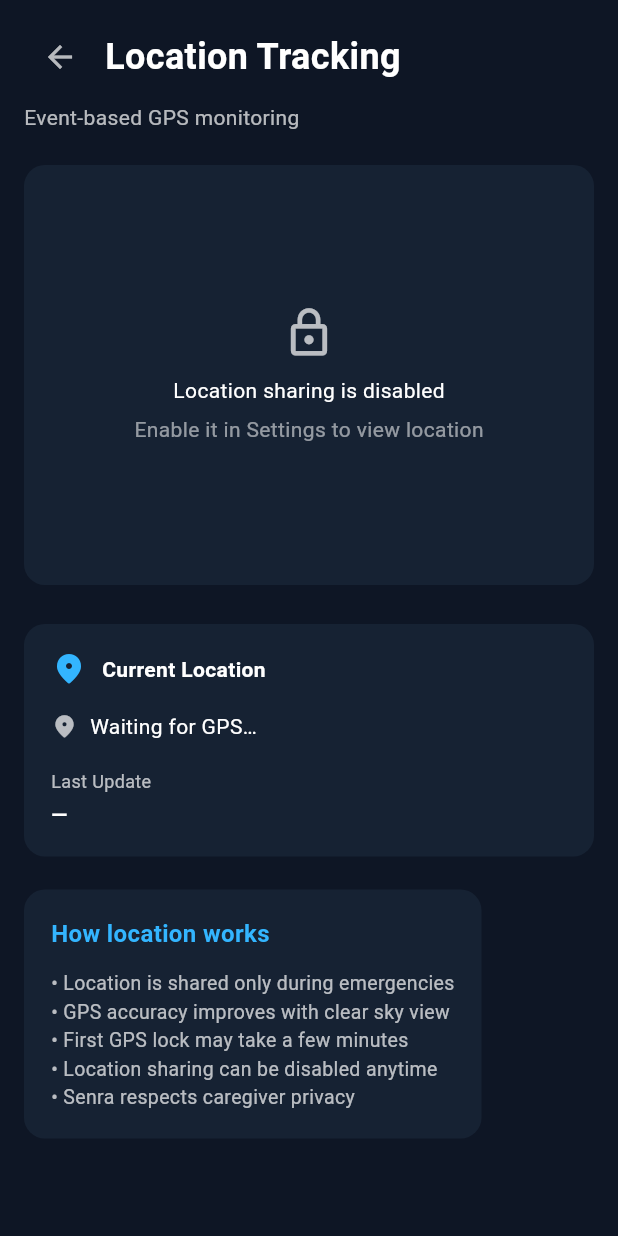
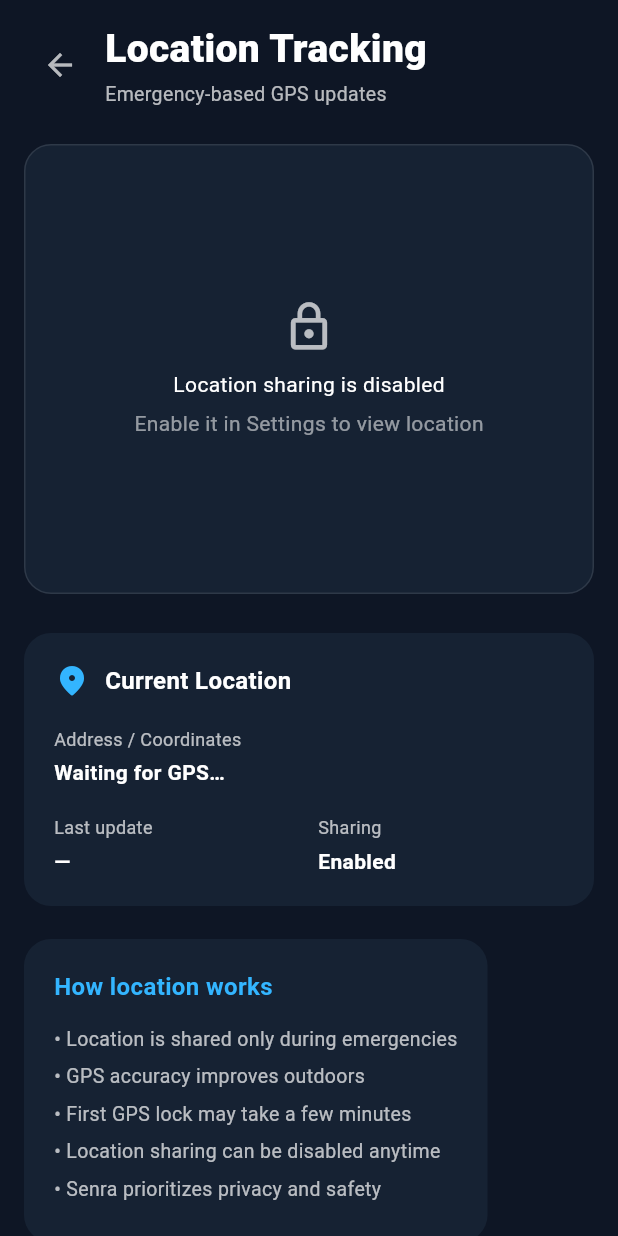
Before and after one commit to DzeyArcel/Senra-APP, a Flutter app: the LocationTrackingScreen screen opened by its route, on a phone screen of 412 x 824 dp. Run offline on Flutter 3.47's test engine with Material 3 defaults, Android fonts, the phone set to English and light mode, and no system bars; our stand-ins replace audioplayers, cloud_firestore, connectivity_plus, firebase_auth, firebase_core, firebase_messaging and 6 more; missing offline and left inert: mobile_scanner; accounts and stored records are empty.

Commit message:
Minimal Update

```diff
--- a/lib/screens/location_tracking_screen.dart
+++ b/lib/screens/location_tracking_screen.dart
@@ -46,7 +46,7 @@ class _LocationTrackingScreenState extends State<LocationTrackingScreen> {
   }
 
   // ==========================================================
-  // LOAD IDS (AUTH-SAFE)
+  // LOAD IDS
   // ==========================================================
   Future<void> _loadIds() async {
     final prefs = await SharedPreferences.getInstance();
@@ -74,7 +74,6 @@ class _LocationTrackingScreenState extends State<LocationTrackingScreen> {
         .snapshots()
         .listen((doc) {
       if (!doc.exists) return;
-
       setState(() {
         allowLocation = doc.data()?["locationSharing"] ?? true;
       });
@@ -82,7 +81,7 @@ class _LocationTrackingScreenState extends State<LocationTrackingScreen> {
   }
 
   // ==========================================================
-  // DEVICE GPS LISTENER
+  // DEVICE LISTENER
   // ==========================================================
   void _listenToDevice(String id) {
     gpsSub = FirebaseFirestore.instance
@@ -99,7 +98,6 @@ class _LocationTrackingScreenState extends State<LocationTrackingScreen> {
         });
         return;
       }
-
       _applyGpsData(snap.data()!);
     });
 
@@ -107,7 +105,7 @@ class _LocationTrackingScreenState extends State<LocationTrackingScreen> {
   }
 
   // ==========================================================
-  // APPLY GPS DATA (PRIVACY-RESPECTED)
+  // APPLY GPS DATA
   // ==========================================================
   void _applyGpsData(Map<String, dynamic> data) {
     final double? newLat = (data["lat"] as num?)?.toDouble();
@@ -135,17 +133,16 @@ class _LocationTrackingScreenState extends State<LocationTrackingScreen> {
       hasGps = true;
       address = "$newLat, $newLng";
       lastUpdate = ts != null
-          ? "${ts.hour.toString().padLeft(2, '0')}:${ts.minute.toString().padLeft(2, '0')}  •  ${ts.month}/${ts.day}/${ts.year}"
+          ? "${ts.hour.toString().padLeft(2, '0')}:${ts.minute.toString().padLeft(2, '0')} • ${ts.month}/${ts.day}/${ts.year}"
           : "Unknown";
     });
   }
 
   // ==========================================================
-  // OPEN FULL MAP (WEB)
+  // OPEN FULL MAP
   // ==========================================================
   void openOSM() {
     if (!allowLocation || lat == null || lng == null) return;
-
     final url =
         "https://www.openstreetmap.org/?mlat=$lat&mlon=$lng#map=18/$lat/$lng";
     launchUrl(Uri.parse(url), mode: LaunchMode.externalApplication);
@@ -178,36 +175,46 @@ class _LocationTrackingScreenState extends State<LocationTrackingScreen> {
                 children: [
                   IconButton(
                     onPressed: () => Navigator.pop(context),
-                    icon: const Icon(Icons.arrow_back, color: Colors.white70),
+                    icon:
+                        const Icon(Icons.arrow_back, color: Colors.white70),
                   ),
                   const SizedBox(width: 6),
-                  const Text(
+                  const Column(
+                    crossAxisAlignment: CrossAxisAlignment.start,
+                    children: [
+                      Text(
                         "Location Tracking",
                         style: TextStyle(
                           color: Colors.white,
-                        fontSize: 24,
-                        fontWeight: FontWeight.w700),
+                          fontSize: 26,
+                          fontWeight: FontWeight.w800,
+                        ),
+                      ),
+                      SizedBox(height: 2),
+                      Text(
+                        "Emergency-based GPS updates",
+                        style:
+                            TextStyle(color: Colors.white70, fontSize: 13),
                       ),
                     ],
                   ),
-              const SizedBox(height: 6),
-              const Text(
-                "Event-based GPS monitoring",
-                style: TextStyle(color: Colors.white70),
+                ],
               ),
-              const SizedBox(height: 22),
+
+              const SizedBox(height: 24),
 
               // MAP
               GestureDetector(
                 onTap: (hasGps && allowLocation) ? openOSM : null,
                 child: Container(
-                  height: 280,
+                  height: 300,
                   decoration: BoxDecoration(
                     color: const Color(0xFF162233),
-                    borderRadius: BorderRadius.circular(14),
+                    borderRadius: BorderRadius.circular(18),
+                    border: Border.all(color: Colors.white10),
                   ),
                   child: ClipRRect(
-                    borderRadius: BorderRadius.circular(14),
+                    borderRadius: BorderRadius.circular(18),
                     child: allowLocation && hasGps
                         ? Stack(
                             children: [
@@ -216,7 +223,8 @@ class _LocationTrackingScreenState extends State<LocationTrackingScreen> {
                                   initialCenter: LatLng(lat!, lng!),
                                   initialZoom: 16,
                                   interactionOptions:
-                  const InteractionOptions(flags: InteractiveFlag.none),
+                                      const InteractionOptions(
+                                          flags: InteractiveFlag.none),
                                 ),
                                 children: [
                                   TileLayer(
@@ -228,11 +236,11 @@ class _LocationTrackingScreenState extends State<LocationTrackingScreen> {
                                     markers: [
                                       Marker(
                                         point: LatLng(lat!, lng!),
-                    width: 40,
-                    height: 40,
+                                        width: 44,
+                                        height: 44,
                                         child: const Icon(
                                           Icons.location_on,
-                      size: 40,
+                                          size: 44,
                                           color: Color(0xFF33B5FF),
                                         ),
                                       ),
@@ -241,45 +249,113 @@ class _LocationTrackingScreenState extends State<LocationTrackingScreen> {
                                 ],
                               ),
 
-          // 👇 TAP OVERLAY
+                              // STATUS
                               Positioned(
-            bottom: 10,
-            right: 10,
-            child: Container(
-              padding:
-                  const EdgeInsets.symmetric(horizontal: 10, vertical: 6),
-              decoration: BoxDecoration(
-                color: Colors.black54,
-                borderRadius: BorderRadius.circular(8),
+                                top: 12,
+                                left: 12,
+                                child: _statusPill(
+                                  icon: Icons.gps_fixed,
+                                  label: "Live location",
+                                  color: Colors.lightGreenAccent,
                                 ),
-              child: const Row(
-                children: [
-                  Icon(Icons.open_in_new,
-                      color: Colors.white, size: 16),
-                  SizedBox(width: 6),
-                  Text("Open full map",
-                      style: TextStyle(color: Colors.white)),
-                ],
                               ),
+
+                              // OPEN MAP
+                              Positioned(
+                                bottom: 12,
+                                right: 12,
+                                child: _actionPill(
+                                  icon: Icons.open_in_new,
+                                  label: "Open full map",
                                 ),
                               ),
                             ],
                           )
                         : _privacyOverlay(),
-
                   ),
                 ),
               ),
 
               const SizedBox(height: 26),
 
-              // DETAILS
-              _infoCard(),
+              // INFO CARD
+              Container(
+                padding: const EdgeInsets.all(20),
+                decoration: BoxDecoration(
+                  color: const Color(0xFF162233),
+                  borderRadius: BorderRadius.circular(18),
+                ),
+                child: Column(
+                  crossAxisAlignment: CrossAxisAlignment.start,
+                  children: [
+                    const Row(
+                      children: [
+                        Icon(Icons.place_rounded,
+                            color: Color(0xFF33B5FF)),
+                        SizedBox(width: 10),
+                        Text(
+                          "Current Location",
+                          style: TextStyle(
+                            color: Colors.white,
+                            fontWeight: FontWeight.w700,
+                            fontSize: 16,
+                          ),
+                        ),
+                      ],
+                    ),
+                    const SizedBox(height: 18),
+                    _infoBlock("Address / Coordinates", address),
+                    const SizedBox(height: 18),
+                    Row(
+                      children: [
+                        Expanded(
+                            child:
+                                _infoBlock("Last update", lastUpdate)),
+                        const SizedBox(width: 12),
+                        Expanded(
+                            child: _infoBlock(
+                                "Sharing",
+                                allowLocation
+                                    ? "Enabled"
+                                    : "Disabled")),
+                      ],
+                    ),
+                  ],
+                ),
+              ),
 
               const SizedBox(height: 22),
 
               // HOW IT WORKS
-              _howItWorks(),
+              Container(
+                padding: const EdgeInsets.all(20),
+                decoration: BoxDecoration(
+                  color: const Color(0xFF162233),
+                  borderRadius: BorderRadius.circular(18),
+                ),
+                child: const Column(
+                  crossAxisAlignment: CrossAxisAlignment.start,
+                  children: [
+                    Text(
+                      "How location works",
+                      style: TextStyle(
+                        color: Color(0xFF33B5FF),
+                        fontWeight: FontWeight.w700,
+                        fontSize: 16,
+                      ),
+                    ),
+                    SizedBox(height: 14),
+                    _Bullet(
+                        "Location is shared only during emergencies"),
+                    _Bullet("GPS accuracy improves outdoors"),
+                    _Bullet(
+                        "First GPS lock may take a few minutes"),
+                    _Bullet(
+                        "Location sharing can be disabled anytime"),
+                    _Bullet("Senra prioritizes privacy and safety"),
+                  ],
+                ),
+              ),
             ],
           ),
         ),
@@ -295,7 +371,8 @@ class _LocationTrackingScreenState extends State<LocationTrackingScreen> {
       child: Column(
         mainAxisAlignment: MainAxisAlignment.center,
         children: [
-          Icon(Icons.lock_outline, color: Colors.white70, size: 36),
+          Icon(Icons.lock_outline,
+              color: Colors.white70, size: 36),
           SizedBox(height: 10),
           Text("Location sharing is disabled",
               style: TextStyle(color: Colors.white)),
@@ -307,84 +384,65 @@ class _LocationTrackingScreenState extends State<LocationTrackingScreen> {
     );
   }
 
-  Widget _infoCard() {
-    return Container(
-      padding: const EdgeInsets.all(18),
-      decoration: BoxDecoration(
-        color: const Color(0xFF162233),
-        borderRadius: BorderRadius.circular(14),
-      ),
-      child: Column(
+  Widget _infoBlock(String label, String value) {
+    return Column(
       crossAxisAlignment: CrossAxisAlignment.start,
       children: [
-          const Row(
+        Text(label,
+            style:
+                const TextStyle(color: Colors.white70, fontSize: 12)),
+        const SizedBox(height: 4),
+        Text(value,
+            style: const TextStyle(
+                color: Colors.white,
+                fontWeight: FontWeight.w600)),
+      ],
+    );
+  }
+
+  Widget _statusPill({
+    required IconData icon,
+    required String label,
+    required Color color,
+  }) {
+    return Container(
+      padding:
+          const EdgeInsets.symmetric(horizontal: 12, vertical: 6),
+      decoration: BoxDecoration(
+        color: Colors.black.withOpacity(0.55),
+        borderRadius: BorderRadius.circular(20),
+      ),
+      child: Row(
         children: [
-              Icon(Icons.location_on_rounded, color: Color(0xFF33B5FF)),
-              SizedBox(width: 10),
-              Text("Current Location",
+          Icon(icon, color: color, size: 16),
+          const SizedBox(width: 6),
+          Text(label,
               style: TextStyle(
-                      color: Colors.white, fontWeight: FontWeight.w700)),
-            ],
-          ),
-          const SizedBox(height: 16),
-          _infoRow(Icons.place_rounded, address),
-          const SizedBox(height: 18),
-          _infoBlock("Last Update", lastUpdate),
+                  color: color, fontWeight: FontWeight.w600)),
         ],
       ),
     );
   }
 
-  Widget _howItWorks() {
+  Widget _actionPill({
+    required IconData icon,
+    required String label,
+  }) {
     return Container(
-      padding: const EdgeInsets.all(18),
+      padding:
+          const EdgeInsets.symmetric(horizontal: 12, vertical: 6),
       decoration: BoxDecoration(
-        color: const Color(0xFF162233),
-        borderRadius: BorderRadius.circular(14),
+        color: Colors.black.withOpacity(0.55),
+        borderRadius: BorderRadius.circular(20),
       ),
-      child: const Column(
-        crossAxisAlignment: CrossAxisAlignment.start,
+      child: Row(
         children: [
-          Text(
-            "How location works",
-            style: TextStyle(
-              color: Color(0xFF33B5FF),
-              fontWeight: FontWeight.w600,
-              fontSize: 16,
-            ),
-          ),
-          SizedBox(height: 12),
-          _Bullet("• Location is shared only during emergencies"),
-          _Bullet("• GPS accuracy improves with clear sky view"),
-          _Bullet("• First GPS lock may take a few minutes"),
-          _Bullet("• Location sharing can be disabled anytime"),
-          _Bullet("• Senra respects caregiver privacy"),
+          Icon(icon, color: Colors.white, size: 16),
+          const SizedBox(width: 6),
+          Text(label,
+              style: const TextStyle(color: Colors.white)),
         ],
       ),
-    );
-  }
-
-  Widget _infoRow(IconData icon, String text) {
-    return Row(
-      children: [
-        Icon(icon, color: Colors.white70, size: 18),
-        const SizedBox(width: 8),
-        Expanded(child: Text(text, style: const TextStyle(color: Colors.white))),
-      ],
-    );
-  }
-
-  Widget _infoBlock(String label, String value) {
-    return Column(
-      crossAxisAlignment: CrossAxisAlignment.start,
-      children: [
-        Text(label,
-            style: const TextStyle(color: Colors.white70, fontSize: 12)),
-        const SizedBox(height: 4),
-        Text(value,
-            style: const TextStyle(
-                color: Colors.white, fontWeight: FontWeight.w600)),
-      ],
     );
   }
 }
@@ -398,7 +456,13 @@ class _Bullet extends StatelessWidget {
 
   @override
   Widget build(BuildContext context) {
-    return Text(text,
-        style: const TextStyle(color: Colors.white70, fontSize: 13));
+    return Padding(
+      padding: const EdgeInsets.only(bottom: 6),
+      child: Text(
+        "• $text",
+        style:
+            const TextStyle(color: Colors.white70, fontSize: 13),
+      ),
+    );
   }
 }
```
Also changed, not shown: lib/screens/help_notified_screen.dart (+100 -128 lines), lib/screens/wifi_config_screen.dart (+78 -56 lines). Lines whose indentation alone changed are shown as unchanged.
